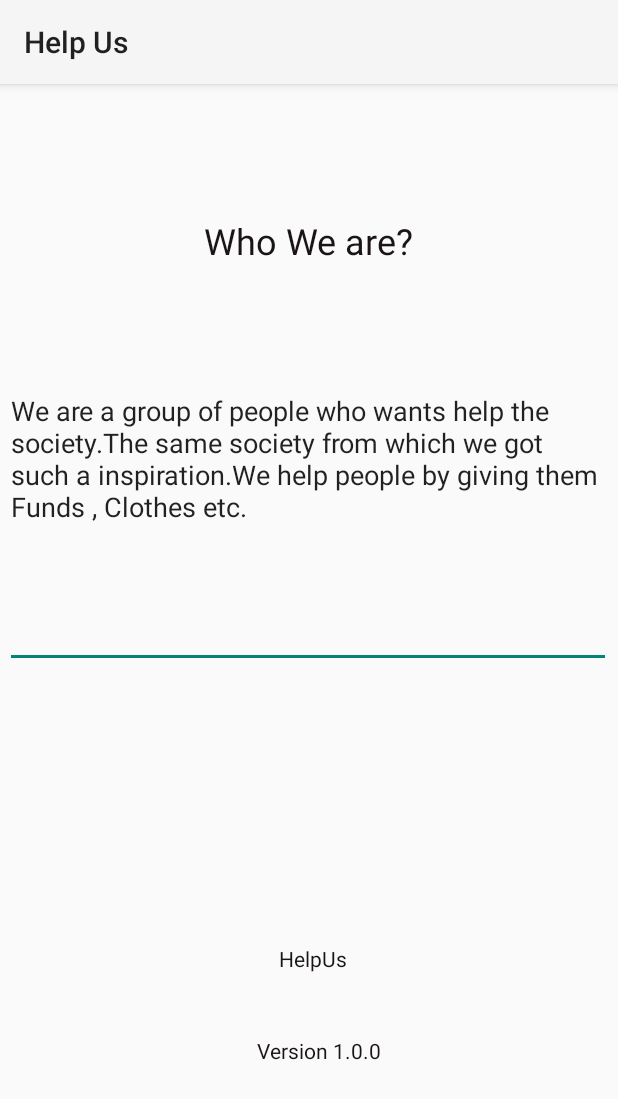
After one commit to atharvspathak/HelpUs, an Android app: the AppInfo screen opened directly, with no data from a screen before it, on a phone screen of 412 x 824 dp. The commit adds this screen. Shown: the top 1099 px of the screen. Run offline under Robolectric (Android 15) with nearby library versions, the phone set to English and light mode, and no system bars.

```diff
--- /dev/null
+++ b/app/src/main/java/com/example/myapplication/AppInfo.java
@@ -0,0 +1,16 @@
+package com.example.myapplication;
+
+import androidx.appcompat.app.AppCompatActivity;
+
+import android.os.Bundle;
+
+public class AppInfo extends AppCompatActivity {
+
+    @Override
+    protected void onCreate(Bundle savedInstanceState) {
+        super.onCreate(savedInstanceState);
+        setContentView(R.layout.activity_app_info);
+
+
+    }
+}
--- a/app/src/main/java/com/example/myapplication/login_activity.java
+++ b/app/src/main/java/com/example/myapplication/login_activity.java
@@ -81,6 +81,7 @@ public class login_activity extends AppCompatActivity {
     {
         if(username.isEmpty() || password.isEmpty())
         {
+            progressBar.setVisibility(View.INVISIBLE);
 
             Toast.makeText(login_activity.this,"Fill Details",Toast.LENGTH_SHORT).show();
 
--- /dev/null
+++ b/app/src/main/res/layout/activity_app_info.xml
@@ -0,0 +1,68 @@
+<?xml version="1.0" encoding="utf-8"?>
+<androidx.constraintlayout.widget.ConstraintLayout xmlns:android="http://schemas.android.com/apk/res/android"
+    xmlns:app="http://schemas.android.com/apk/res-auto"
+    xmlns:tools="http://schemas.android.com/tools"
+    android:layout_width="match_parent"
+    android:layout_height="match_parent"
+    tools:context=".AppInfo">
+
+    <EditText
+        android:id="@+id/editText"
+        android:layout_width="404dp"
+        android:layout_height="194dp"
+        android:ems="10"
+        android:gravity="start|top"
+        android:importantForAutofill="no"
+        android:inputType="textMultiLine"
+        android:lines="4"
+        android:maxLines="4"
+        android:text="@string/we_are_a_group_of_people_who_wants_help_the_society_the_same_society_from_which_we_got_such_a_inspiration_we_help_people_by_giving_them_funds_clothes_etc"
+        app:layout_constraintBottom_toTopOf="@+id/textView13"
+        app:layout_constraintEnd_toEndOf="parent"
+        app:layout_constraintHorizontal_bias="0.428"
+        app:layout_constraintStart_toStartOf="parent"
+        app:layout_constraintTop_toTopOf="parent"
+        app:layout_constraintVertical_bias="0.443" />
+
+    <TextView
+        android:id="@+id/textView9"
+        android:layout_width="184dp"
+        android:layout_height="40dp"
+        android:text="@string/who_we_are"
+        android:textColor="#1A1417"
+        android:textSize="24sp"
+        android:textAlignment="center"
+        app:layout_constraintBottom_toTopOf="@+id/editText"
+        app:layout_constraintEnd_toEndOf="parent"
+        app:layout_constraintHorizontal_bias="0.497"
+        app:layout_constraintStart_toStartOf="parent"
+        app:layout_constraintTop_toTopOf="parent"
+        app:layout_constraintVertical_bias="0.565" />
+
+    <TextView
+        android:id="@+id/textView12"
+        android:layout_width="73dp"
+        android:layout_height="30dp"
+        android:text="@string/helpus"
+        android:textAlignment="center"
+        android:textColor="#1A1417"
+        app:layout_constraintBottom_toTopOf="@+id/textView13"
+        app:layout_constraintEnd_toEndOf="@+id/editText"
+        app:layout_constraintHorizontal_bias="0.51"
+        app:layout_constraintStart_toStartOf="@+id/editText"
+        app:layout_constraintTop_toBottomOf="@+id/editText"
+        app:layout_constraintVertical_bias="0.855" />
+
+    <TextView
+        android:id="@+id/textView13"
+        android:layout_width="109dp"
+        android:layout_height="29dp"
+        android:layout_marginBottom="104dp"
+        android:text="@string/version_1_0_0"
+        android:textAlignment="center"
+        android:textColor="#1A1417"
+        app:layout_constraintBottom_toBottomOf="parent"
+        app:layout_constraintEnd_toEndOf="@+id/textView12"
+        app:layout_constraintHorizontal_bias="0.416"
+        app:layout_constraintStart_toStartOf="@+id/textView12" />
+</androidx.constraintlayout.widget.ConstraintLayout>
--- a/app/src/main/res/values/strings.xml
+++ b/app/src/main/res/values/strings.xml
@@ -33,6 +33,14 @@
     <string name="contact_number">Contact Number</string>
     <string name="organisation">Organisation</string>
     <string name="refresh">Refresh</string>
+    <string name="who_we_are">Who We are?</string>
+    <string name="helpus">HelpUs</string>
+    <string name="version_1_0_0">Version 1.0.0</string>
+    <string name="we_are_a_group_of_people_who_wants_help_the_society_the_same_society_from_which_we_got_such_a_inspiration_we_help_people_by_giving_them_funds_clothes_etc">We are a group of people who wants help the society.The same society from which we got such a inspiration.We help people by giving them Funds , Clothes etc.</string>
+    <string name="rate_us">Rate Us</string>
+    <string name="submit">Submit</string>
+    <string name="rate_the_ngo">Rate the NGO</string>
+    <string name="your_feedback_will_always_help_us_to_improve">Your Feedback will always help us to improve</string>
 
     <string-array name="Type">
         <item>Food</item>
```
Also changed, not shown: app/src/main/AndroidManifest.xml (+5 -4 lines), app/src/main/java/com/example/myapplication/LoginHome.java (+9 -1 lines), app/src/main/java/com/example/myapplication/OrganisationDonation.java (+11 -4 lines), app/src/main/java/com/example/myapplication/UserDonation.java (+16 -8 lines), app/src/main/java/com/example/myapplication/feedback.java (added, +55 -0 lines), app/src/main/res/layout/activity_feedback.xml (added, +77 -0 lines), app/src/main/res/layout/activity_organisation_home.xml (+0 -17 lines), 1 other file.
